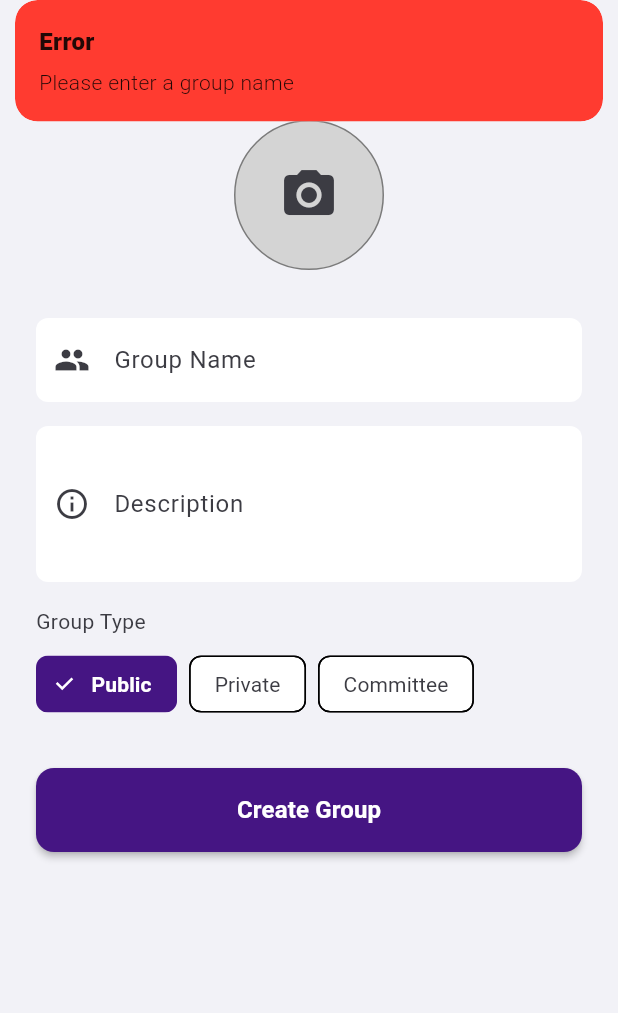
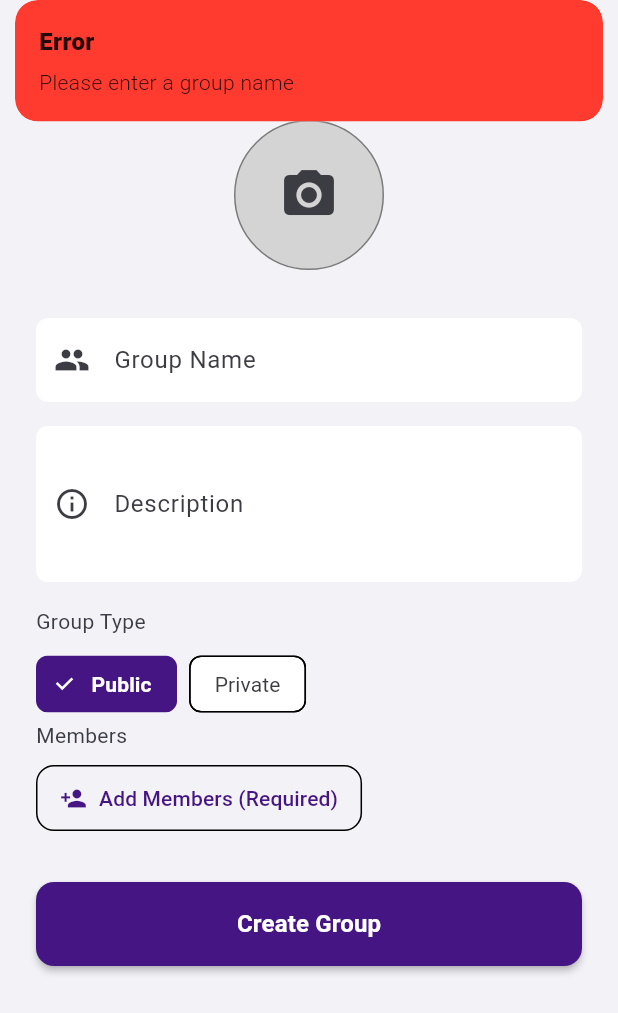
Before and after one commit to Sivanandhpp/f4ture, a Flutter app: the CreateGroupView screen opened directly, after a tap on "Create Group", on a phone screen of 412 x 824 dp. Shown: the top 1013 px of the screen. Run offline on Flutter 3.47's test engine with Material 3 defaults, Android fonts, the phone set to English and light mode, and no system bars; our stand-ins replace cached_network_image, chewie, cloud_firestore, file_picker, firebase_auth, firebase_core and 7 more; accounts and stored records are empty.

```diff
--- /dev/null
+++ b/devtools_options.yaml
@@ -0,0 +1,3 @@
+description: This file stores settings for Dart & Flutter DevTools.
+documentation: https://docs.flutter.dev/tools/devtools/extensions#configure-extension-enablement-states
+extensions:
--- a/lib/app/modules/chat/controllers/chat_controller.dart
+++ b/lib/app/modules/chat/controllers/chat_controller.dart
@@ -352,6 +352,7 @@ class ChatController extends GetxController {
                 _pickFile();
               },
             ),
+            if (group.type == 'committee') ...[
               const Divider(),
               ListTile(
                 leading: const Icon(
@@ -372,6 +373,7 @@ class ChatController extends GetxController {
                   _openCreateIssueSheet();
                 },
               ),
+            ],
           ],
         ),
       ),
--- a/lib/app/modules/chat/controllers/group_details_controller.dart
+++ b/lib/app/modules/chat/controllers/group_details_controller.dart
@@ -134,6 +134,37 @@ class GroupDetailsController extends GetxController {
     }
   }
 
+  Future<void> addMembers(List<UserModel> newMembers) async {
+    try {
+      final batch = _firestore.batch();
+
+      for (var member in newMembers) {
+        // Double check not already member
+        if (members.any((m) => m.user.id == member.id)) continue;
+
+        final memberRef = _firestore
+            .collection('groups')
+            .doc(group.groupId)
+            .collection('members')
+            .doc(member.id);
+
+        batch.set(memberRef, {
+          'uid': member.id,
+          'role': 'attendee', // Default role for added members
+          'joinedAt': FieldValue.serverTimestamp(),
+        });
+      }
+
+      await batch.commit();
+
+      // Refresh list
+      await _fetchMembers();
+      Get.snackbar('Success', '${newMembers.length} members added');
+    } catch (e) {
+      Get.snackbar('Error', 'Failed to add members: $e');
+    }
+  }
+
   Future<void> makeAdmin(String userId) async {
     try {
       await _firestore
--- a/lib/app/modules/chat/widgets/message_bubble.dart
+++ b/lib/app/modules/chat/widgets/message_bubble.dart
@@ -21,7 +21,7 @@ class MessageBubble extends StatelessWidget {
     }
 
     return Padding(
-      padding: const EdgeInsets.symmetric(horizontal: 16, vertical: 4),
+      padding: const EdgeInsets.only(top: 4, bottom: 4),
       child: Column(
         crossAxisAlignment: isMe
             ? CrossAxisAlignment.end
--- a/lib/app/modules/super_home/controllers/super_home_controller.dart
+++ b/lib/app/modules/super_home/controllers/super_home_controller.dart
@@ -9,6 +9,7 @@ import 'package:image_picker/image_picker.dart';
 
 import '../../../core/index.dart';
 import '../../../data/models/group_model.dart';
+import '../../../data/models/user_model.dart';
 import '../../../data/services/auth_service.dart';
 import 'global_tasks_controller.dart';
 
@@ -24,6 +25,16 @@ class SuperHomeController extends GetxController {
   final Rx<Uint8List?> selectedGroupIconBytes = Rx<Uint8List?>(null);
   final RxBool isLoading = false.obs;
   final RxString selectedType = 'public'.obs; // public, private, committee
+
+  final RxList<UserModel> selectedMembers = <UserModel>[].obs;
+
+  void updateSelectedMembers(List<UserModel> members) {
+    selectedMembers.value = members;
+  }
+
+  void removeMember(UserModel member) {
+    selectedMembers.remove(member);
+  }
 
   final RxInt tabIndex = 1.obs; // Default to Chats tab (Index 1)
 
@@ -114,19 +125,31 @@ class SuperHomeController extends GetxController {
       return;
     }
 
+    if (selectedMembers.isEmpty) {
+      Get.snackbar(
+        'Error',
+        'Please select at least one member',
+        backgroundColor: AppColors.error,
+      );
+      return;
+    }
+
     try {
       isLoading.value = true;
       final user = _auth.currentUser;
       if (user == null) throw Exception('User not authenticated');
 
       final groupId = _firestore.collection('groups').doc().id;
-      final ref = _storage.ref().child('group_icons/$groupId.jpg');
+      final iconsRef = _storage.ref().child('group_icons/$groupId.jpg');
 
       // Use bytes for cross-platform compatibility
       final bytes = await selectedGroupIcon.value!.readAsBytes();
-      await ref.putData(bytes, SettableMetadata(contentType: 'image/jpeg'));
+      await iconsRef.putData(
+        bytes,
+        SettableMetadata(contentType: 'image/jpeg'),
+      );
 
-      final iconUrl = await ref.getDownloadURL();
+      final iconUrl = await iconsRef.getDownloadURL();
 
       final newGroup = GroupModel(
         groupId: groupId,
@@ -137,23 +160,47 @@ class SuperHomeController extends GetxController {
         createdAt: DateTime.now(),
         lastMessage: 'Group created',
         lastMessageAt: DateTime.now(),
-        membersCount: 1, // Creator
+        membersCount: selectedMembers.length + 1, // Creator + Selected
         type: selectedType.value,
       );
 
-      await _firestore.collection('groups').doc(groupId).set(newGroup.toJson());
+      final batch = _firestore.batch();
 
-      // Add creator to members subcollection
-      await _firestore
+      // 1. Create Group Doc
+      batch.set(
+        _firestore.collection('groups').doc(groupId),
+        newGroup.toJson(),
+      );
+
+      // 2. Add Creator to Members
+      final creatorRef = _firestore
           .collection('groups')
           .doc(groupId)
           .collection('members')
-          .doc(user.uid)
-          .set({
-            'uid': user.uid,
-            'role': 'admin',
-            'joinedAt': FieldValue.serverTimestamp(),
-          });
+          .doc(user.uid);
+
+      batch.set(creatorRef, {
+        'uid': user.uid,
+        'role': 'admin',
+        'joinedAt': FieldValue.serverTimestamp(),
+      });
+
+      // 3. Add Selected Members
+      for (var member in selectedMembers) {
+        final memberRef = _firestore
+            .collection('groups')
+            .doc(groupId)
+            .collection('members')
+            .doc(member.id);
+
+        batch.set(memberRef, {
+          'uid': member.id,
+          'role': 'attendee', // Default role
+          'joinedAt': FieldValue.serverTimestamp(),
+        });
+      }
+
+      await batch.commit();
 
       isLoading.value = false;
       Get.back(); // Close CreateGroupView
@@ -167,6 +214,7 @@ class SuperHomeController extends GetxController {
       groupNameController.clear();
       groupDescriptionController.clear();
       selectedGroupIcon.value = null;
+      selectedMembers.clear();
     } catch (e) {
       isLoading.value = false;
       Get.snackbar(
--- a/lib/app/modules/super_home/views/create_group_view.dart
+++ b/lib/app/modules/super_home/views/create_group_view.dart
@@ -2,6 +2,8 @@ import 'package:flutter/material.dart';
 import 'package:get/get.dart';
 
 import '../../../core/index.dart';
+import '../../../data/services/auth_service.dart';
+import '../../super_home/widgets/user_selector.dart';
 import '../controllers/super_home_controller.dart';
 
 class CreateGroupView extends GetView<SuperHomeController> {
@@ -128,6 +130,67 @@ class CreateGroupView extends GetView<SuperHomeController> {
                   ],
                 ),
               ),
+              // Members Selection
+              Text(
+                'Members',
+                style: AppFont.body.copyWith(color: AppColors.textSecondary),
+              ),
+              AppSpacing.verticalSm,
+              Obx(
+                () => Column(
+                  crossAxisAlignment: CrossAxisAlignment.start,
+                  children: [
+                    if (controller.selectedMembers.isNotEmpty)
+                      Wrap(
+                        spacing: 8,
+                        runSpacing: 8,
+                        children: controller.selectedMembers.map((member) {
+                          return Chip(
+                            label: Text(member.name),
+                            deleteIcon: const Icon(Icons.close, size: 18),
+                            onDeleted: () => controller.removeMember(member),
+                            backgroundColor: AppColors.card,
+                            side: BorderSide(color: Colors.grey.shade300),
+                          );
+                        }).toList(),
+                      ),
+                    if (controller.selectedMembers.isNotEmpty)
+                      AppSpacing.verticalSm,
+
+                    OutlinedButton.icon(
+                      onPressed: () {
+                        Get.bottomSheet(
+                          UserSelector(
+                            alreadySelectedIds: controller.selectedMembers
+                                .map((m) => m.id)
+                                .toList(),
+                            onSelectionChanged: (selected) {
+                              controller.updateSelectedMembers(selected);
+                            },
+                          ),
+                          isScrollControlled: true,
+                          backgroundColor: Colors.transparent,
+                        );
+                      },
+                      icon: const Icon(Icons.person_add),
+                      label: Text(
+                        controller.selectedMembers.isEmpty
+                            ? 'Add Members (Required)'
+                            : 'Add More Members',
+                      ),
+                      style: OutlinedButton.styleFrom(
+                        padding: const EdgeInsets.symmetric(
+                          horizontal: 16,
+                          vertical: 12,
+                        ),
+                        shape: RoundedRectangleBorder(
+                          borderRadius: BorderRadius.circular(12),
+                        ),
+                      ),
+                    ),
+                  ],
+                ),
+              ),
               AppSpacing.verticalXl,
 
               // Create Button
@@ -146,6 +209,17 @@ class CreateGroupView extends GetView<SuperHomeController> {
   }
 
   Widget _buildTypeChip(String label, String value) {
+    // Restrict 'committee' to admin, lead, core
+    if (value == 'committee') {
+      final user = AuthService.to.currentUser.value;
+      if (user != null) {
+        final role = user.role.toLowerCase();
+        if (role != 'admin' && role != 'lead' && role != 'core') {
+          return const SizedBox.shrink(); // Hide option
+        }
+      }
+    }
+
     final isSelected = controller.selectedType.value == value;
     return ChoiceChip(
       label: Text(label),
```
Also changed, not shown: lib/app/modules/chat/views/group_details_view.dart (+16 -2 lines), lib/app/modules/super_home/widgets/user_selector.dart (added, +237 -0 lines), 1 other file. Lines whose indentation alone changed are shown as unchanged.
